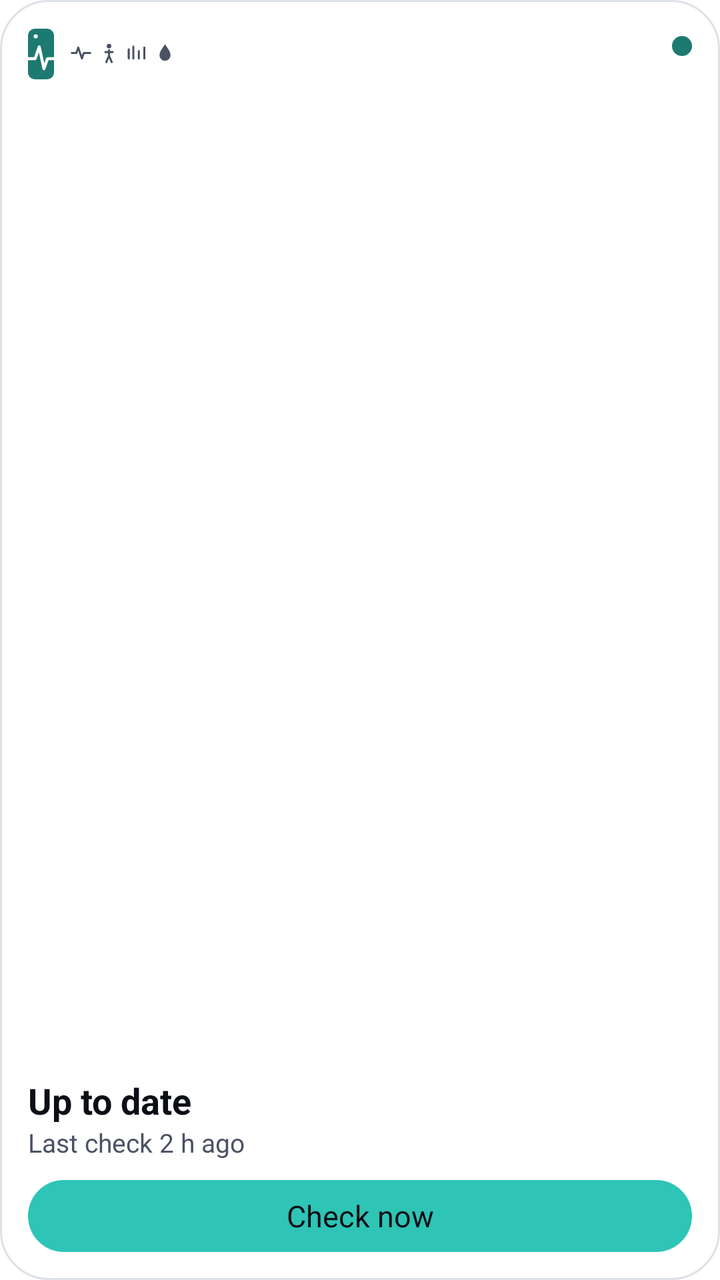
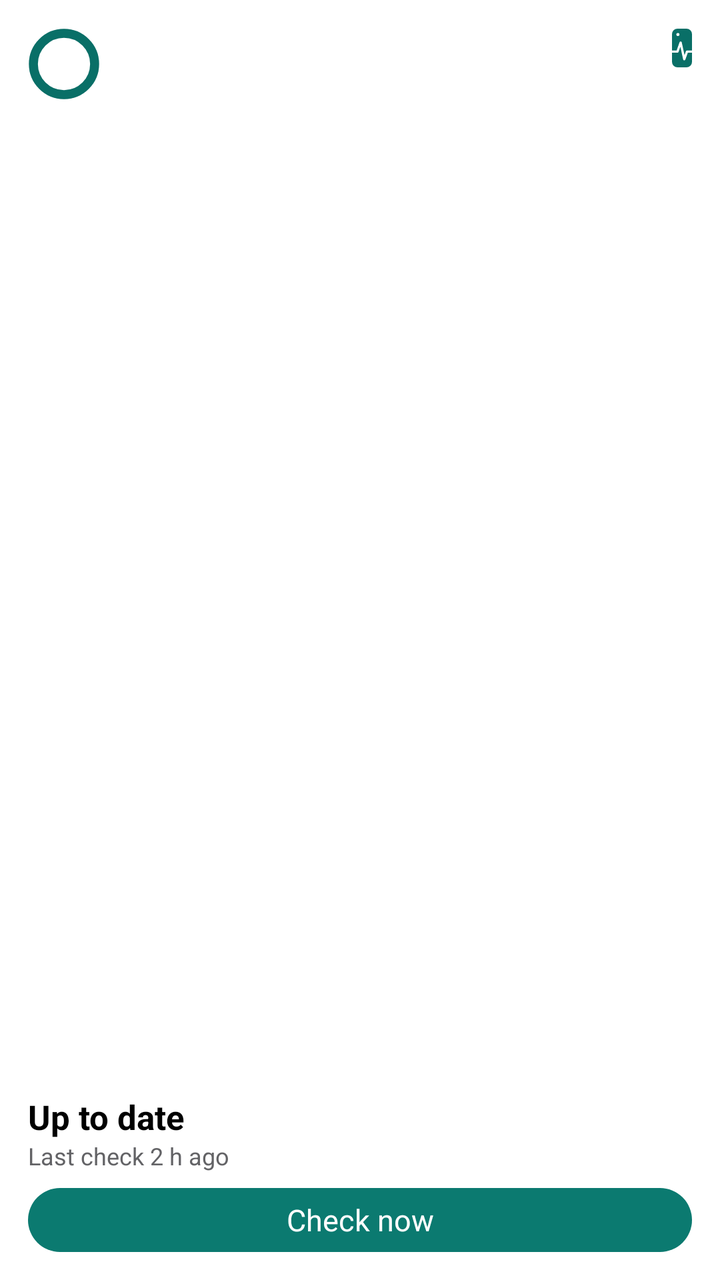

An Android layout rendered at two revisions. The XML below is the earlier revision; the diff shows what the commit changed to produce the second picture.
<!-- AndroidManifest.xml: fallback theme Theme.MaterialComponents.DayNight.NoActionBar -->
<!-- res/layout/lumen_widget_preview_small.xml -->
<?xml version="1.0" encoding="utf-8"?>
<LinearLayout xmlns:android="http://schemas.android.com/apk/res/android"
    android:layout_width="match_parent"
    android:layout_height="match_parent"
    android:background="@drawable/lumen_widget_preview_card"
    android:orientation="vertical"
    android:padding="14dp">
    <LinearLayout
        android:layout_width="match_parent"
        android:layout_height="wrap_content"
        android:orientation="horizontal">
        <include layout="@layout/lumen_widget_preview_mark" />
        <ImageView
            android:layout_width="11dp"
            android:layout_height="11dp"
            android:layout_marginStart="8dp"
            android:layout_marginTop="7dp"
            android:importantForAccessibility="no"
            android:src="@drawable/lumen_check_afib"
            android:tint="@color/lumen_widget_preview_text_dim" />
        <ImageView
            android:layout_width="11dp"
            android:layout_height="11dp"
            android:layout_marginStart="3dp"
            android:layout_marginTop="7dp"
            android:importantForAccessibility="no"
            android:src="@drawable/lumen_check_pots"
            android:tint="@color/lumen_widget_preview_text_dim" />
        <ImageView
            android:layout_width="11dp"
            android:layout_height="11dp"
            android:layout_marginStart="3dp"
            android:layout_marginTop="7dp"
            android:importantForAccessibility="no"
            android:src="@drawable/lumen_check_hrv"
            android:tint="@color/lumen_widget_preview_text_dim" />
        <ImageView
            android:layout_width="11dp"
            android:layout_height="11dp"
            android:layout_marginStart="3dp"
            android:layout_marginTop="7dp"
            android:importantForAccessibility="no"
            android:src="@drawable/lumen_check_diabetes"
            android:tint="@color/lumen_widget_preview_text_dim" />
        <FrameLayout
            android:layout_width="0dp"
            android:layout_height="1dp"
            android:layout_weight="1" />
        <ImageView
            android:layout_width="10dp"
            android:layout_height="10dp"
            android:layout_marginTop="4dp"
            android:importantForAccessibility="no"
            android:src="@drawable/lumen_widget_preview_dot" />
    </LinearLayout>
    <FrameLayout
        android:layout_width="match_parent"
        android:layout_height="0dp"
        android:layout_weight="1" />
    <TextView
        android:layout_width="wrap_content"
        android:layout_height="wrap_content"
        android:maxLines="2"
        android:text="@string/lumen_widget_sample_status"
        android:textColor="@color/lumen_widget_preview_text"
        android:textSize="18sp"
        android:textStyle="bold" />
    <TextView
        android:layout_width="wrap_content"
        android:layout_height="wrap_content"
        android:maxLines="1"
        android:text="@string/lumen_widget_sample_last_check"
        android:textColor="@color/lumen_widget_preview_text_dim"
        android:textSize="13sp" />
    <TextView
        android:layout_width="match_parent"
        android:layout_height="36dp"
        android:layout_marginTop="10dp"
        android:background="@drawable/lumen_widget_preview_pill_filled"
        android:gravity="center"
        android:maxLines="1"
        android:text="@string/lumen_widget_check_now"
        android:textColor="@color/lumen_widget_preview_on_accent_fill"
        android:textSize="15sp" />
</LinearLayout>
<!-- res/layout/lumen_widget_preview_mark.xml (included above) -->
<?xml version="1.0" encoding="utf-8"?>
<FrameLayout xmlns:android="http://schemas.android.com/apk/res/android"
    android:layout_width="13dp"
    android:layout_height="26dp">
    <ImageView
        android:layout_width="match_parent"
        android:layout_height="match_parent"
        android:importantForAccessibility="no"
        android:src="@drawable/lumen_brand_mark_body"
        android:tint="@color/lumen_widget_preview_accent" />
    <ImageView
        android:layout_width="match_parent"
        android:layout_height="match_parent"
        android:importantForAccessibility="no"
        android:src="@drawable/lumen_brand_mark_pulse"
        android:tint="@color/lumen_widget_preview_surface" />
</FrameLayout>
<!-- resources referenced by this layout -->
<resources>
  <color name="lumen_widget_preview_accent">@color/lumen_widget_light_accent</color>
  <color name="lumen_widget_preview_on_accent_fill">@color/lumen_widget_light_on_accent_fill</color>
  <color name="lumen_widget_preview_text">@color/lumen_widget_light_text</color>
  <!-- drawable lumen_check_afib (drawable) -->
  <?xml version="1.0" encoding="utf-8"?>
  <vector xmlns:android="http://schemas.android.com/apk/res/android"
      android:width="24dp" android:height="24dp" android:viewportWidth="24" android:viewportHeight="24">
      <path android:strokeColor="#FF000000" android:strokeWidth="2.2" android:strokeLineCap="round"
          android:strokeLineJoin="round" android:fillColor="#00000000"
          android:pathData="M2,12h5l2,-6l4,12l2,-6h7" />
  </vector>
  <!-- drawable lumen_check_diabetes (drawable) -->
  <?xml version="1.0" encoding="utf-8"?>
  <vector xmlns:android="http://schemas.android.com/apk/res/android"
      android:width="24dp" android:height="24dp" android:viewportWidth="24" android:viewportHeight="24">
      <path android:fillColor="#FF000000" android:pathData="M12,2.5C9,7 6,10.5 6,14.5a6,6 0,0 0,12 0C18,10.5 15,7 12,2.5z" />
  </vector>
  <!-- drawable lumen_check_hrv (drawable) -->
  <?xml version="1.0" encoding="utf-8"?>
  <vector xmlns:android="http://schemas.android.com/apk/res/android"
      android:width="24dp" android:height="24dp" android:viewportWidth="24" android:viewportHeight="24">
      <path android:strokeColor="#FF000000" android:strokeWidth="2.2" android:strokeLineCap="round"
          android:fillColor="#00000000" android:pathData="M3,18V8M8,18V5M14,18V10M20,18V6" />
  </vector>
  <!-- drawable lumen_check_pots (drawable) -->
  <?xml version="1.0" encoding="utf-8"?>
  <vector xmlns:android="http://schemas.android.com/apk/res/android"
      android:width="24dp" android:height="24dp" android:viewportWidth="24" android:viewportHeight="24">
      <path android:fillColor="#FF000000" android:pathData="M12,2a2.5,2.5 0,1 1,0 5a2.5,2.5 0,1 1,0 -5z" />
      <path android:strokeColor="#FF000000" android:strokeWidth="2.2" android:strokeLineCap="round"
          android:strokeLineJoin="round" android:fillColor="#00000000"
          android:pathData="M12,9v6M12,15l-3,7M12,15l3,7M8,11h8" />
  </vector>
  <!-- drawable lumen_widget_preview_card (drawable) -->
  <?xml version="1.0" encoding="utf-8"?>
  <shape xmlns:android="http://schemas.android.com/apk/res/android" android:shape="rectangle">
      <solid android:color="@color/lumen_widget_preview_surface" />
      <stroke android:width="1dp" android:color="@color/lumen_widget_preview_line" />
      <corners android:radius="24dp" />
  </shape>
  <!-- drawable lumen_widget_preview_dot (drawable) -->
  <?xml version="1.0" encoding="utf-8"?>
  <shape xmlns:android="http://schemas.android.com/apk/res/android" android:shape="oval">
      <solid android:color="@color/lumen_widget_preview_accent" />
  </shape>
  <!-- drawable lumen_widget_preview_pill_filled (drawable) -->
  <?xml version="1.0" encoding="utf-8"?>
  <shape xmlns:android="http://schemas.android.com/apk/res/android" android:shape="rectangle">
      <solid android:color="@color/lumen_widget_preview_accent_fill" />
      <corners android:radius="18dp" />
  </shape>
  <string name="lumen_widget_check_now">Check now</string>
  <string name="lumen_widget_sample_last_check">Last check 2 h ago</string>
  <string name="lumen_widget_sample_status">Up to date</string>
  <color name="lumen_widget_light_accent">#1D7A71</color>
  <color name="lumen_widget_light_on_accent_fill">#0B0E14</color>
  <color name="lumen_widget_light_surface">#FFFFFF</color>
  <color name="lumen_widget_light_text">#0B0E14</color>
  <color name="lumen_widget_light_text_dim">#4A5263</color>
  <color name="lumen_widget_preview_line">@color/lumen_widget_light_line</color>
  <color name="lumen_widget_preview_accent_fill">@color/lumen_widget_light_accent_fill</color>
  <color name="lumen_widget_light_line">#DDE2E8</color>
  <color name="lumen_widget_light_accent_fill">#2EC4B6</color>
  <!-- unchanged entries left out for length: 4 -->
</resources>

<!-- the commit's change to res/layout/lumen_widget_preview_small.xml (unified diff, before → after) -->
@@ -9,49 +9,30 @@
         android:layout_width="match_parent"
         android:layout_height="wrap_content"
         android:orientation="horizontal">
-        <include layout="@layout/lumen_widget_preview_mark" />
+        <FrameLayout
+        android:layout_width="36dp"
+        android:layout_height="36dp">
         <ImageView
-            android:layout_width="11dp"
-            android:layout_height="11dp"
-            android:layout_marginStart="8dp"
-            android:layout_marginTop="7dp"
+            android:layout_width="match_parent"
+            android:layout_height="match_parent"
             android:importantForAccessibility="no"
-            android:src="@drawable/lumen_check_afib"
-            android:tint="@color/lumen_widget_preview_text_dim" />
+            android:src="@drawable/lumen_widget_ring"
+            android:tint="@color/lumen_widget_preview_ring_track" />
         <ImageView
-            android:layout_width="11dp"
-            android:layout_height="11dp"
-            android:layout_marginStart="3dp"
-            android:layout_marginTop="7dp"
+            android:layout_width="match_parent"
+            android:layout_height="match_parent"
             android:importantForAccessibility="no"
-            android:src="@drawable/lumen_check_pots"
-            android:tint="@color/lumen_widget_preview_text_dim" />
-        <ImageView
-            android:layout_width="11dp"
-            android:layout_height="11dp"
-            android:layout_marginStart="3dp"
-            android:layout_marginTop="7dp"
-            android:importantForAccessibility="no"
-            android:src="@drawable/lumen_check_hrv"
-            android:tint="@color/lumen_widget_preview_text_dim" />
-        <ImageView
-            android:layout_width="11dp"
-            android:layout_height="11dp"
-            android:layout_marginStart="3dp"
-            android:layout_marginTop="7dp"
-            android:importantForAccessibility="no"
-            android:src="@drawable/lumen_check_diabetes"
-            android:tint="@color/lumen_widget_preview_text_dim" />
+            android:src="@drawable/lumen_widget_ring"
+            android:tint="@color/lumen_widget_preview_accent" />
+        </FrameLayout>
         <FrameLayout
             android:layout_width="0dp"
             android:layout_height="1dp"
             android:layout_weight="1" />
-        <ImageView
+        <include
+            layout="@layout/lumen_widget_preview_mark"
             android:layout_width="10dp"
-            android:layout_height="10dp"
-            android:layout_marginTop="4dp"
-            android:importantForAccessibility="no"
-            android:src="@drawable/lumen_widget_preview_dot" />
+            android:layout_height="20dp" />
     </LinearLayout>
     <FrameLayout
         android:layout_width="match_parent"
@@ -63,7 +44,7 @@
         android:maxLines="2"
         android:text="@string/lumen_widget_sample_status"
         android:textColor="@color/lumen_widget_preview_text"
-        android:textSize="18sp"
+        android:textSize="17sp"
         android:textStyle="bold" />
     <TextView
         android:layout_width="wrap_content"
@@ -71,16 +52,16 @@
         android:maxLines="1"
         android:text="@string/lumen_widget_sample_last_check"
         android:textColor="@color/lumen_widget_preview_text_dim"
-        android:textSize="13sp" />
+        android:textSize="12sp" />
     <TextView
         android:layout_width="match_parent"
-        android:layout_height="36dp"
-        android:layout_marginTop="10dp"
+        android:layout_height="32dp"
+        android:layout_marginTop="8dp"
         android:background="@drawable/lumen_widget_preview_pill_filled"
         android:gravity="center"
         android:maxLines="1"
         android:text="@string/lumen_widget_check_now"
-        android:textColor="@color/lumen_widget_preview_on_accent_fill"
+        android:textColor="@color/lumen_widget_preview_on_button_fill"
         android:textSize="15sp" />
 </LinearLayout>
 <!-- res/layout/lumen_widget_preview_mark.xml (included above) -->
<!-- resource entries referenced after the edit -->
@@ -1,68 +1,44 @@
 <!-- resources referenced by this layout -->
 <resources>
   <color name="lumen_widget_preview_accent">@color/lumen_widget_light_accent</color>
-  <color name="lumen_widget_preview_on_accent_fill">@color/lumen_widget_light_on_accent_fill</color>
+  <color name="lumen_widget_preview_on_button_fill">@color/lumen_widget_light_on_button_fill</color>
+  <color name="lumen_widget_preview_ring_track">@color/lumen_widget_light_ring_track</color>
   <color name="lumen_widget_preview_text">@color/lumen_widget_light_text</color>
-  <!-- drawable lumen_check_afib (drawable) -->
-  <?xml version="1.0" encoding="utf-8"?>
-  <vector xmlns:android="http://schemas.android.com/apk/res/android"
-      android:width="24dp" android:height="24dp" android:viewportWidth="24" android:viewportHeight="24">
-      <path android:strokeColor="#FF000000" android:strokeWidth="2.2" android:strokeLineCap="round"
-          android:strokeLineJoin="round" android:fillColor="#00000000"
-          android:pathData="M2,12h5l2,-6l4,12l2,-6h7" />
-  </vector>
-  <!-- drawable lumen_check_diabetes (drawable) -->
-  <?xml version="1.0" encoding="utf-8"?>
-  <vector xmlns:android="http://schemas.android.com/apk/res/android"
-      android:width="24dp" android:height="24dp" android:viewportWidth="24" android:viewportHeight="24">
-      <path android:fillColor="#FF000000" android:pathData="M12,2.5C9,7 6,10.5 6,14.5a6,6 0,0 0,12 0C18,10.5 15,7 12,2.5z" />
-  </vector>
-  <!-- drawable lumen_check_hrv (drawable) -->
-  <?xml version="1.0" encoding="utf-8"?>
-  <vector xmlns:android="http://schemas.android.com/apk/res/android"
-      android:width="24dp" android:height="24dp" android:viewportWidth="24" android:viewportHeight="24">
-      <path android:strokeColor="#FF000000" android:strokeWidth="2.2" android:strokeLineCap="round"
-          android:fillColor="#00000000" android:pathData="M3,18V8M8,18V5M14,18V10M20,18V6" />
-  </vector>
-  <!-- drawable lumen_check_pots (drawable) -->
-  <?xml version="1.0" encoding="utf-8"?>
-  <vector xmlns:android="http://schemas.android.com/apk/res/android"
-      android:width="24dp" android:height="24dp" android:viewportWidth="24" android:viewportHeight="24">
-      <path android:fillColor="#FF000000" android:pathData="M12,2a2.5,2.5 0,1 1,0 5a2.5,2.5 0,1 1,0 -5z" />
-      <path android:strokeColor="#FF000000" android:strokeWidth="2.2" android:strokeLineCap="round"
-          android:strokeLineJoin="round" android:fillColor="#00000000"
-          android:pathData="M12,9v6M12,15l-3,7M12,15l3,7M8,11h8" />
-  </vector>
   <!-- drawable lumen_widget_preview_card (drawable) -->
   <?xml version="1.0" encoding="utf-8"?>
   <shape xmlns:android="http://schemas.android.com/apk/res/android" android:shape="rectangle">
       <solid android:color="@color/lumen_widget_preview_surface" />
-      <stroke android:width="1dp" android:color="@color/lumen_widget_preview_line" />
-      <corners android:radius="24dp" />
-  </shape>
-  <!-- drawable lumen_widget_preview_dot (drawable) -->
-  <?xml version="1.0" encoding="utf-8"?>
-  <shape xmlns:android="http://schemas.android.com/apk/res/android" android:shape="oval">
-      <solid android:color="@color/lumen_widget_preview_accent" />
+      <corners android:radius="22dp" />
   </shape>
   <!-- drawable lumen_widget_preview_pill_filled (drawable) -->
   <?xml version="1.0" encoding="utf-8"?>
   <shape xmlns:android="http://schemas.android.com/apk/res/android" android:shape="rectangle">
-      <solid android:color="@color/lumen_widget_preview_accent_fill" />
-      <corners android:radius="18dp" />
+      <solid android:color="@color/lumen_widget_preview_button_fill" />
+      <corners android:radius="20dp" />
   </shape>
+  <!-- drawable lumen_widget_ring (drawable) -->
+  <?xml version="1.0" encoding="utf-8"?>
+  <vector xmlns:android="http://schemas.android.com/apk/res/android"
+      android:width="40dp"
+      android:height="40dp"
+      android:viewportWidth="40"
+      android:viewportHeight="40">
+      <path
+          android:pathData="M20,3 A17,17 0 1,1 20,37 A17,17 0 1,1 20,3"
+          android:strokeWidth="5"
+          android:strokeColor="#FFFFFFFF" />
+  </vector>
   <string name="lumen_widget_check_now">Check now</string>
   <string name="lumen_widget_sample_last_check">Last check 2 h ago</string>
   <string name="lumen_widget_sample_status">Up to date</string>
-  <color name="lumen_widget_light_accent">#1D7A71</color>
-  <color name="lumen_widget_light_on_accent_fill">#0B0E14</color>
+  <color name="lumen_widget_light_accent">#096F67</color>
+  <color name="lumen_widget_light_on_button_fill">#FFFFFF</color>
+  <color name="lumen_widget_light_ring_track">#E5E5EA</color>
   <color name="lumen_widget_light_surface">#FFFFFF</color>
-  <color name="lumen_widget_light_text">#0B0E14</color>
-  <color name="lumen_widget_light_text_dim">#4A5263</color>
-  <color name="lumen_widget_preview_line">@color/lumen_widget_light_line</color>
-  <color name="lumen_widget_preview_accent_fill">@color/lumen_widget_light_accent_fill</color>
-  <color name="lumen_widget_light_line">#DDE2E8</color>
-  <color name="lumen_widget_light_accent_fill">#2EC4B6</color>
+  <color name="lumen_widget_light_text">#000000</color>
+  <color name="lumen_widget_light_text_dim">#636366</color>
+  <color name="lumen_widget_preview_button_fill">@color/lumen_widget_light_button_fill</color>
+  <color name="lumen_widget_light_button_fill">#0B7A70</color>
   <!-- unchanged entries left out for length: 4 -->
 </resources>
 
